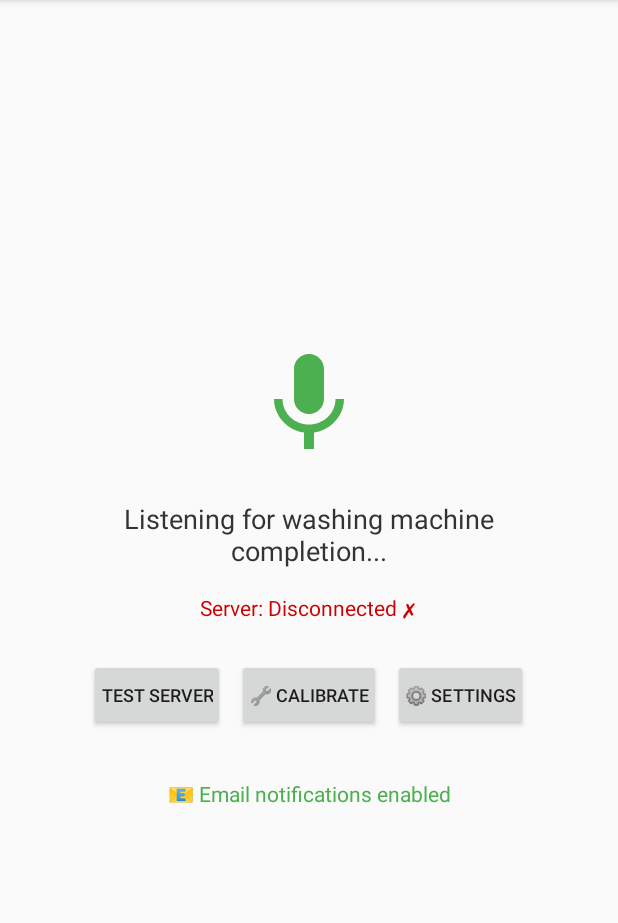
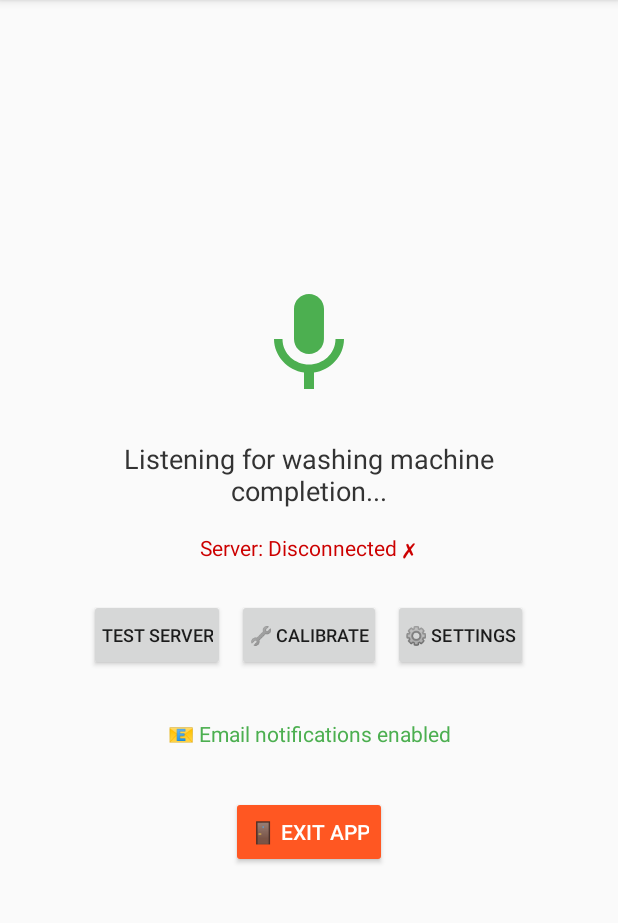
Before and after one commit to zivgura/washingMachineNotifier, an Android app built with Jetpack Compose: the screen it shows after launch (MainActivity), on a phone screen of 412 x 824 dp, the part 84-1007 px from its top. Run offline under Robolectric (Android 15) with nearby library versions, the phone set to English and light mode, and no system bars.

Commit message:
added exit option

```diff
--- a/android-app/app/src/main/res/layout/activity_main.xml
+++ b/android-app/app/src/main/res/layout/activity_main.xml
@@ -77,4 +77,15 @@
         android:textColor="#4CAF50"
         android:textAlignment="center" />
 
+    <Button
+        android:id="@+id/exitAppButton"
+        android:layout_width="wrap_content"
+        android:layout_height="wrap_content"
+        android:text="🚪 Exit App"
+        android:layout_marginTop="32dp"
+        android:padding="12dp"
+        android:textSize="14sp"
+        android:backgroundTint="#FF5722"
+        android:textColor="#FFFFFF" />
+
 </LinearLayout>
```
Also changed, not shown: android-app/app/src/main/java/com/ziv/washingmachine/MainActivity.kt (+34 -0 lines).
